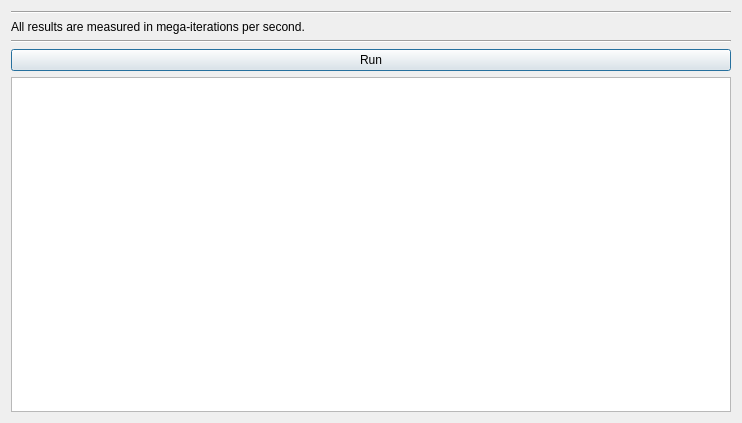
Qt form benchmarks.ui (QlowB/Almond) before a commit.
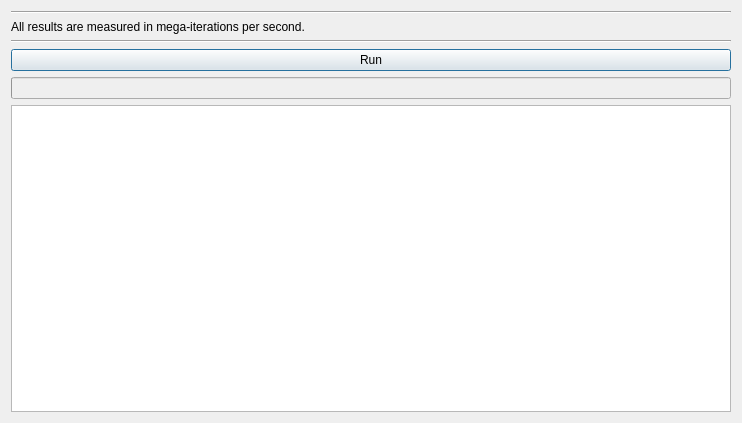
The same form after that commit.

```diff
--- a/benchmarks.ui
+++ b/benchmarks.ui
@@ -44,6 +44,25 @@
        </property>
       </widget>
      </item>
+     <item>
+      <widget class="QProgressBar" name="progressBar">
+       <property name="enabled">
+        <bool>false</bool>
+       </property>
+       <property name="maximum">
+        <number>100</number>
+       </property>
+       <property name="value">
+        <number>0</number>
+       </property>
+       <property name="textVisible">
+        <bool>false</bool>
+       </property>
+       <property name="invertedAppearance">
+        <bool>false</bool>
+       </property>
+      </widget>
+     </item>
      <item>
       <widget class="QTableWidget" name="tableWidget">
        <property name="editTriggers">
```
